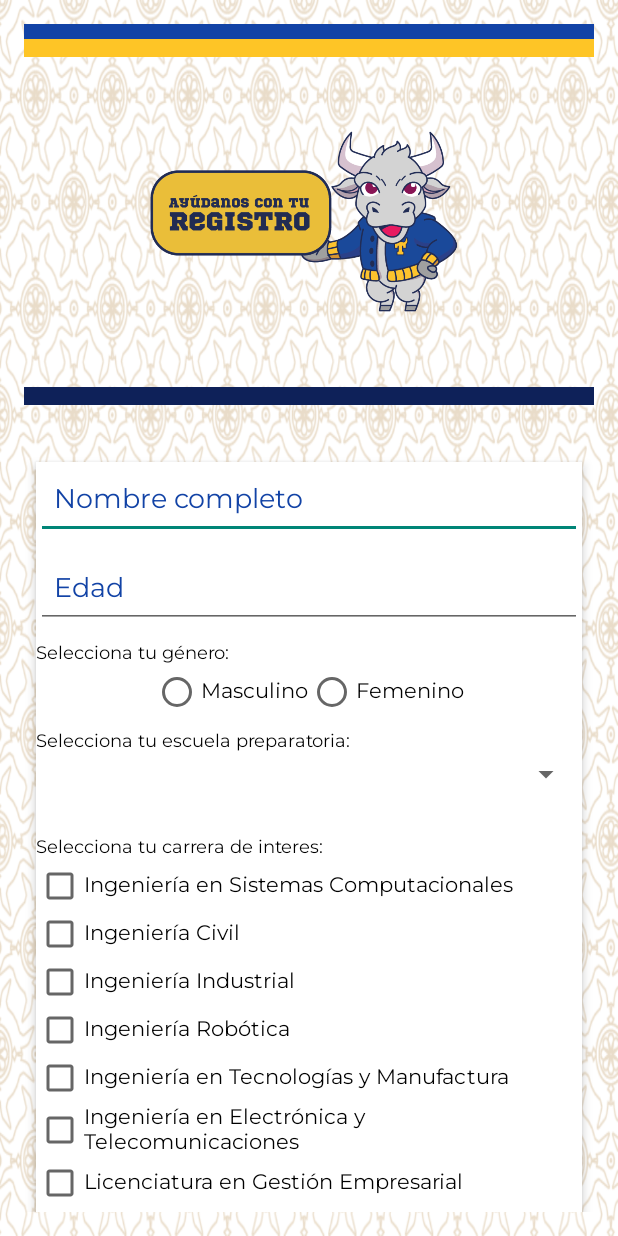
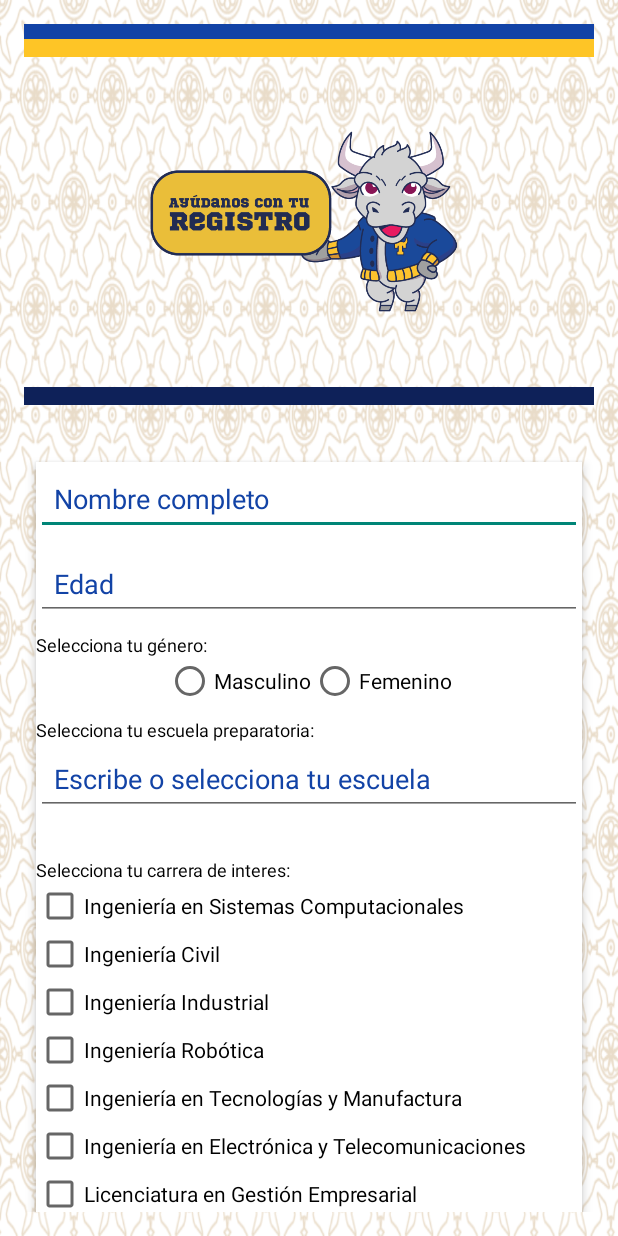
Before and after one commit to CarlosFrando/AppGame, an Android app: the screen it shows after launch (MainActivity), on a phone screen of 412 x 824 dp. Run offline under Robolectric (Android 15) with nearby library versions, the phone set to English and light mode, and no system bars.

Commit message:
Update activity_main.xml
ahora si


Signed-off-by: kev310 <2230827@upt.edu.mx>

```diff
--- a/app/src/main/res/layout/activity_main.xml
+++ b/app/src/main/res/layout/activity_main.xml
@@ -3,7 +3,6 @@
     android:layout_height="match_parent"
     android:background="@drawable/fondoregistro"
     android:padding="16dp">
-
     <ScrollView
         android:layout_width="match_parent"
         android:layout_height="wrap_content">
@@ -36,6 +35,7 @@
             android:background="#0E2159"
             android:layout_marginBottom="30dp" />
 
+
             <LinearLayout
                 android:layout_width="match_parent"
                 android:layout_height="wrap_content"
@@ -53,8 +53,7 @@
                     android:textColorHint="@color/rosaupt"
                     android:padding="12dp"
                     android:layout_marginBottom="8dp"
-                    android:textColor="@color/black"
-                    android:fontFamily="@font/montserrat_regular" />
+                    android:textColor="@color/black"/>
 
                 <EditText
                     android:id="@+id/etEdad"
@@ -65,16 +64,14 @@
                     android:padding="12dp"
                     android:inputType="number"
                     android:layout_marginBottom="8dp"
-                    android:textColor="@color/black"
-                    android:fontFamily="@font/montserrat_regular" />
+                    android:textColor="@color/black"/>
 
                 <TextView
                     android:layout_width="wrap_content"
                     android:layout_height="wrap_content"
                     android:text="Selecciona tu género:"
                     android:textColor="@color/black"
-                    android:textSize="12sp"
-                    android:fontFamily="@font/montserrat_regular" />
+                    android:textSize="12sp"/>
 
                 <RadioGroup
                     android:id="@+id/radioGroupGenero"
@@ -88,16 +85,14 @@
                         android:layout_width="wrap_content"
                         android:layout_height="wrap_content"
                         android:textColor="@color/black"
-                        android:text="Masculino"
-                        android:fontFamily="@font/montserrat_regular" />
+                        android:text="Masculino" />
 
                     <RadioButton
                         android:id="@+id/radio_femenino"
                         android:layout_width="wrap_content"
                         android:layout_height="wrap_content"
                         android:textColor="@color/black"
-                        android:text="Femenino"
-                        android:fontFamily="@font/montserrat_regular" />
+                        android:text="Femenino" />
                 </RadioGroup>
 
                 <TextView
@@ -106,14 +101,18 @@
                     android:text="Selecciona tu escuela preparatoria:"
                     android:textSize="12sp"
                     android:textColor="@color/black"
-                    android:layout_marginTop="8dp"
-                    android:fontFamily="@font/montserrat_regular" />
+                    android:layout_marginTop="8dp"/>
 
-                <Spinner
+                <AutoCompleteTextView
                     android:id="@+id/spinnerEscuela"
-                    android:textColor="@color/rosaupt"
                     android:layout_width="match_parent"
                     android:layout_height="wrap_content"
+                    android:hint="Escribe o selecciona tu escuela"
+                    android:padding="12dp"
+                    android:textColorHint="@color/rosaupt"
+                    android:textColor="@color/black"
+                    android:dropDownHeight="200dp"
+                    android:completionThreshold="1"
                     android:layout_marginBottom="20dp" />
 
                 <TextView
@@ -122,8 +121,7 @@
                     android:text="Selecciona tu carrera de interes:"
                     android:textColor="@color/black"
                     android:textSize="12sp"
-                    android:layout_marginTop="8dp"
-                    android:fontFamily="@font/montserrat_regular" />
+                    android:layout_marginTop="8dp"/>
 
                 <LinearLayout
                     android:layout_width="wrap_content"
@@ -136,87 +134,76 @@
                         android:layout_width="wrap_content"
                         android:layout_height="wrap_content"
                         android:textColor="@color/black"
-                        android:text="Ingeniería en Sistemas Computacionales"
-                        android:fontFamily="@font/montserrat_regular" />
+                        android:text="Ingeniería en Sistemas Computacionales" />
 
                     <CheckBox
                         android:id="@+id/check_civil"
                         android:layout_width="wrap_content"
                         android:layout_height="wrap_content"
                         android:textColor="@color/black"
-                        android:text="Ingeniería Civil"
-                        android:fontFamily="@font/montserrat_regular" />
+                        android:text="Ingeniería Civil" />
 
                     <CheckBox
                         android:id="@+id/check_industrial"
                         android:layout_width="wrap_content"
                         android:layout_height="wrap_content"
                         android:textColor="@color/black"
-                        android:text="Ingeniería Industrial"
-                        android:fontFamily="@font/montserrat_regular" />
+                        android:text="Ingeniería Industrial" />
 
                     <CheckBox
                         android:id="@+id/check_robotica"
                         android:layout_width="wrap_content"
                         android:layout_height="wrap_content"
                         android:textColor="@color/black"
-                        android:text="Ingeniería Robótica"
-                        android:fontFamily="@font/montserrat_regular" />
+                        android:text="Ingeniería Robótica" />
 
                     <CheckBox
                         android:id="@+id/check_tecnologias"
                         android:layout_width="wrap_content"
                         android:layout_height="wrap_content"
                         android:textColor="@color/black"
-                        android:text="Ingeniería en Tecnologías y Manufactura"
-                        android:fontFamily="@font/montserrat_regular" />
+                        android:text="Ingeniería en Tecnologías y Manufactura" />
 
                     <CheckBox
                         android:id="@+id/check_electronica"
                         android:layout_width="wrap_content"
                         android:layout_height="wrap_content"
                         android:textColor="@color/black"
-                        android:text="Ingeniería en Electrónica y Telecomunicaciones"
-                        android:fontFamily="@font/montserrat_regular" />
+                        android:text="Ingeniería en Electrónica y Telecomunicaciones" />
 
                     <CheckBox
                         android:id="@+id/check_gestionEm"
                         android:layout_width="wrap_content"
                         android:layout_height="wrap_content"
                         android:textColor="@color/black"
-                        android:text="Licenciatura en Gestión Empresarial"
-                        android:fontFamily="@font/montserrat_regular" />
+                        android:text="Licenciatura en Gestión Empresarial" />
 
                     <CheckBox
                         android:id="@+id/check_negocios"
                         android:layout_width="wrap_content"
                         android:layout_height="wrap_content"
                         android:textColor="@color/black"
-                        android:text="Licenciatura en Negocios Internacionales"
-                        android:fontFamily="@font/montserrat_regular" />
+                        android:text="Licenciatura en Negocios Internacionales" />
 
                     <CheckBox
                         android:id="@+id/check_financiera"
                         android:layout_width="wrap_content"
                         android:layout_height="wrap_content"
                         android:textColor="@color/black"
-                        android:text="Ingeniería Financiera"
-                        android:fontFamily="@font/montserrat_regular" />
+                        android:text="Ingeniería Financiera" />
 
                     <CheckBox
-                        android:id="@+id/check_psicologia"
                         android:layout_width="wrap_content"
                         android:layout_height="wrap_content"
+                        android:id="@+id/check_psicologia"
                         android:textColor="@color/black"
-                        android:text="Psicología"
-                        android:fontFamily="@font/montserrat_regular" />
+                        android:text="Psicologia"/>
 
                     <TextView
                         android:layout_width="wrap_content"
                         android:layout_height="wrap_content"
                         android:text="Selecciona otras opciones:"
-                        android:textSize="12sp"
-                        android:fontFamily="@font/montserrat_regular" />
+                        android:textSize="12sp" />
 
                     <EditText
                         android:id="@+id/etOtro"
@@ -226,8 +213,7 @@
                         android:textColorHint="@color/rosaupt"
                         android:padding="12dp"
                         android:layout_marginBottom="8dp"
-                        android:textColor="@color/black"
-                        android:fontFamily="@font/montserrat_regular" />
+                        android:textColor="@color/black"/>
                 </LinearLayout>
 
                 <EditText
@@ -239,8 +225,7 @@
                     android:inputType="textEmailAddress"
                     android:layout_marginBottom="16dp"
                     android:textColorHint="@color/rosaupt"
-                    android:textColor="@color/black"
-                    android:fontFamily="@font/montserrat_regular" />
+                    android:textColor="@color/black"/>
 
                 <EditText
                     android:id="@+id/etTelefono"
@@ -252,8 +237,7 @@
                     android:inputType="phone"
                     android:maxLength="10"
                     android:layout_marginBottom="16dp"
-                    android:textColor="@color/black"
-                    android:fontFamily="@font/montserrat_regular" />
+                    android:textColor="@color/black"/>
 
                 <Button
                     android:id="@+id/btnEnviar"
@@ -263,10 +247,10 @@
                     android:textSize="20dp"
                     android:textColor="#f2f2f2"
                     android:backgroundTint="@color/rosaupt"
-                    android:padding="12dp"
-                    android:fontFamily="@font/montserrat_regular" />
+                    android:padding="12dp"/>
 
             </LinearLayout>
+
 
         <View
             android:layout_width="match_parent"
@@ -278,7 +262,5 @@
             android:background="#1243A6" />
 
     </LinearLayout>
-
     </ScrollView>
-
 </RelativeLayout>
```
Lines whose indentation alone changed are shown as unchanged.
